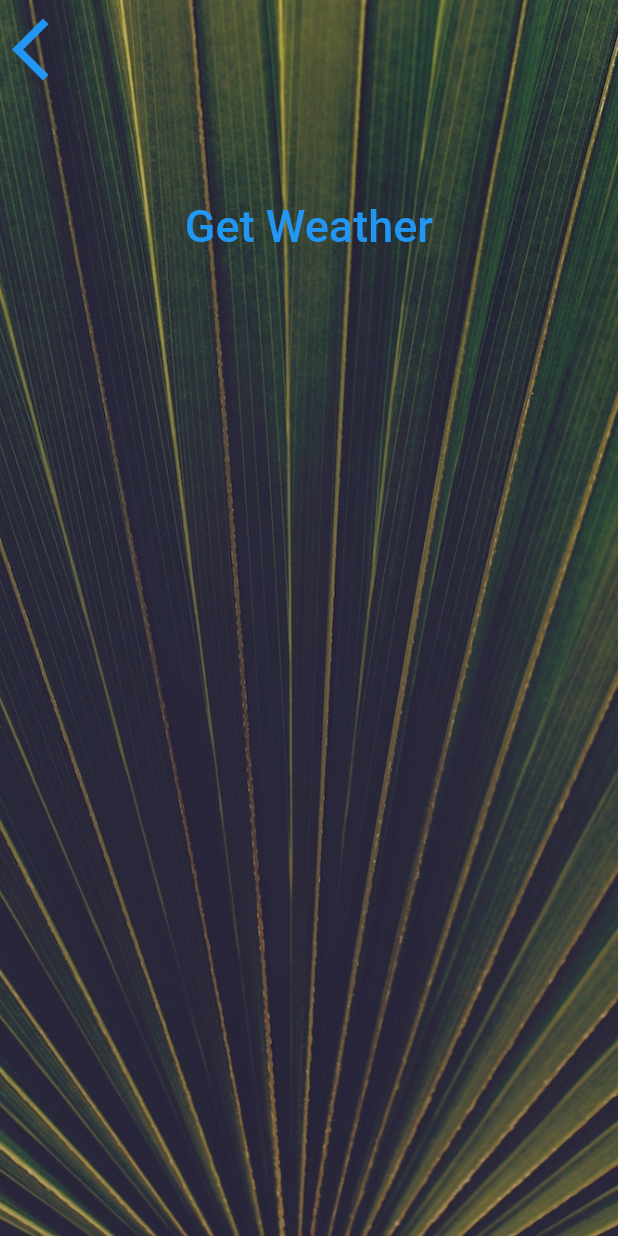
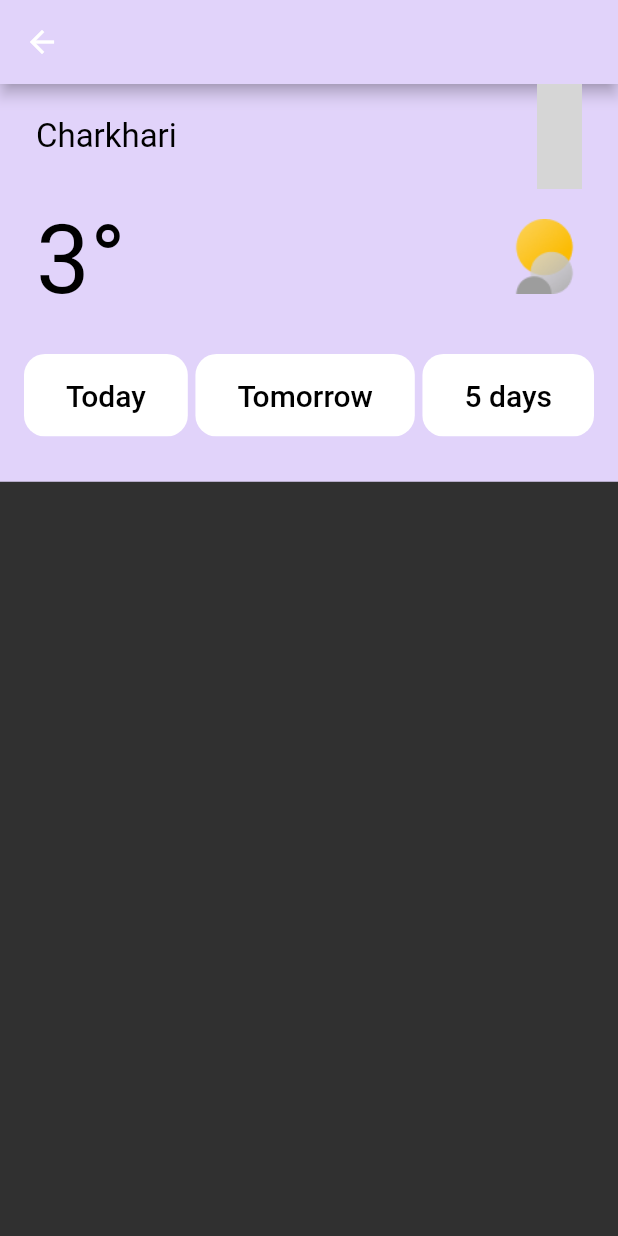
Before and after one commit to yashkhare83/ClimaWeather, a Flutter app: the LocationScreen screen opened directly, after a tap on the "location city" icon, on a phone screen of 412 x 824 dp. Run offline on Flutter 3.47's test engine with Material 2 defaults, Android fonts, the phone set to English and light mode, and no system bars; our stand-ins replace flutter_spinkit, flutter_svg, geolocator; Roboto replaces fonts that are missing (PTSans, Spartan MB); grey boxes are pictures that could not be loaded.

Commit message:
update weather forcast screen UI

```diff
--- a/clima_weather/lib/screens/location_screen.dart
+++ b/clima_weather/lib/screens/location_screen.dart
@@ -1,9 +1,11 @@
+import 'package:clima_weather/screens/weather_forcast.dart';
 import 'package:flutter/material.dart';
 import 'package:flutter/src/widgets/framework.dart';
 import 'package:flutter/src/widgets/placeholder.dart';
 import '../services/weather.dart';
 import '../utilities/constants.dart';
 import 'city_screen.dart';
+import 'package:flutter_svg/flutter_svg.dart';
 
 class LocationScreen extends StatefulWidget {
   LocationScreen({this.locationWeather});
@@ -83,7 +85,7 @@
                         context,
                         MaterialPageRoute(
                           builder: (context) {
-                            return CityScreen();
+                            return WeatherForcast();
                           },
                         ),
                       );
--- /dev/null
+++ b/clima_weather/lib/screens/weather_forcast.dart
@@ -0,0 +1,232 @@
+import 'package:flutter/material.dart';
+import 'package:flutter_svg/svg.dart';
+
+class WeatherForcast extends StatefulWidget {
+  const WeatherForcast({super.key});
+
+  @override
+  State<WeatherForcast> createState() => _WeatherForcastState();
+}
+
+class _WeatherForcastState extends State<WeatherForcast> {
+  @override
+  Widget build(BuildContext context) {
+    var width;
+    return Scaffold(
+        appBar: AppBar(
+          backgroundColor: Color(0xFFE1D3FA),
+          title: Row(
+            children: [
+              Expanded(
+                child: Container(
+                    width: double.infinity,
+                    height: 100,
+                    padding: const EdgeInsets.fromLTRB(24, 10, 24, 10),
+                    color: Color(0xFFE1D3FA)),
+              ),
+            ],
+          ),
+          // Here we take the value from the MyHomePage object that was created by
+          // the App.build method, and use it to set our appbar title.
+        ),
+        body: Column(
+          children: [
+            Container(
+              color: Color(0xFFE1D3FA),
+              child: Container(
+                child: Column(
+                  children: [
+                    Container(
+                      width: double.infinity,
+                      height: 80,
+                      color: Color(0xFFE1D3FA),
+                      padding: const EdgeInsets.fromLTRB(24, 0, 24, 10),
+                      child: Row(
+                        children: [
+                          Expanded(
+                            child: Container(
+                              width: 70,
+                              child: Text(
+                                'Charkhari',
+                                style: TextStyle(
+                                    fontFamily: 'PTSans',
+                                    fontSize: 22,
+                                    color: Color(0xFF000000)),
+                              ),
+                            ),
+                          ),
+                          Container(
+                            width: 30,
+                            child: SvgPicture.asset("images/search.svg"),
+                          ),
+                        ],
+                        mainAxisAlignment: MainAxisAlignment.spaceBetween,
+                      ),
+                    ),
+                    Container(
+                      width: double.infinity,
+                      height: 80,
+                      color: Color(0xFFE1D3FA),
+                      padding: const EdgeInsets.fromLTRB(24, 0, 24, 10),
+                      child: Row(
+                        children: [
+                          Text(
+                            '3°',
+                            style: TextStyle(
+                                fontFamily: 'Roboto',
+                                fontSize: 64,
+                                color: Color(0xFF000000)),
+                          ),
+                          Image.asset(
+                            'assets/images/cloud_sun.png',
+                            width: 50,
+                            height: 100,
+                          ),
+                        ],
+                        mainAxisAlignment: MainAxisAlignment.spaceBetween,
+                      ),
+                    ),
+                    SizedBox(
+                      width: double.infinity,
+                      height: 20,
+                      child: const DecoratedBox(
+                        decoration: const BoxDecoration(
+                          color: Color(0xFFE1D3FA),
+                        ),
+                      ),
+                    ),
+                    Container(
+                      width: double.infinity,
+                      color: Color(0xFFE1D3FA),
+                      padding: EdgeInsets.fromLTRB(16, 0, 16, 0),
+                      child: Row(
+                        // spacing: 10.0,
+                        // runSpacing: 10.0,
+                        children: [
+                          Container(
+                            child: TextButton(
+                              style: ButtonStyle(
+                                backgroundColor:
+                                    MaterialStatePropertyAll(Colors.white),
+                                shape: MaterialStateProperty.all<
+                                    RoundedRectangleBorder>(
+                                  RoundedRectangleBorder(
+                                    borderRadius: BorderRadius.circular(14.0),
+                                  ),
+                                ),
+                                overlayColor:
+                                    MaterialStateProperty.resolveWith<Color?>(
+                                        (Set<MaterialState> states) {
+                                  if (states.contains(MaterialState.focused))
+                                    return Color(0xFFE0B6FF);
+                                  if (states.contains(MaterialState.hovered))
+                                    return Color(0xFFE0B6FF);
+                                  if (states.contains(MaterialState.pressed))
+                                    return Color(0xFFE0B6FF);
+                                  return null; // Defer to the widget's default.
+                                }),
+                              ),
+                              onPressed: () {},
+                              child: Padding(
+                                padding: EdgeInsets.fromLTRB(20, 8, 20, 8),
+                                child: Text(
+                                  'Today',
+                                  style: TextStyle(
+                                    fontSize: 20,
+                                    color: Colors.black,
+                                  ),
+                                ),
+                              ),
+                            ),
+                          ),
+                          Container(
+                            child: TextButton(
+                              style: ButtonStyle(
+                                backgroundColor:
+                                    MaterialStatePropertyAll(Colors.white),
+                                shape: MaterialStateProperty.all<
+                                    RoundedRectangleBorder>(
+                                  RoundedRectangleBorder(
+                                    borderRadius: BorderRadius.circular(14.0),
+                                  ),
+                                ),
+                                overlayColor:
+                                    MaterialStateProperty.resolveWith<Color?>(
+                                        (Set<MaterialState> states) {
+                                  if (states.contains(MaterialState.focused))
+                                    return Color(0xFFE0B6FF);
+                                  if (states.contains(MaterialState.hovered))
+                                    return Color(0xFFE0B6FF);
+                                  if (states.contains(MaterialState.pressed))
+                                    return Color(0xFFE0B6FF);
+                                  return null; // Defer to the widget's default.
+                                }),
+                              ),
+                              onPressed: () {},
+                              child: Padding(
+                                padding: EdgeInsets.fromLTRB(20, 8, 20, 8),
+                                child: Text(
+                                  'Tomorrow',
+                                  style: TextStyle(
+                                      fontSize: 20, color: Colors.black),
+                                ),
+                              ),
+                            ),
+                          ),
+                          Container(
+                            child: TextButton(
+                              style: ButtonStyle(
+                                backgroundColor:
+                                    MaterialStatePropertyAll(Colors.white),
+                                shape: MaterialStateProperty.all<
+                                    RoundedRectangleBorder>(
+                                  RoundedRectangleBorder(
+                                    borderRadius: BorderRadius.circular(14.0),
+                                  ),
+                                ),
+                                overlayColor:
+                                    MaterialStateProperty.resolveWith<Color?>(
+                                        (Set<MaterialState> states) {
+                                  if (states.contains(MaterialState.focused))
+                                    return Color(0xFFE0B6FF);
+                                  if (states.contains(MaterialState.hovered))
+                                    return Color(0xFFE0B6FF);
+                                  if (states.contains(MaterialState.pressed))
+                                    return Color(0xFFE0B6FF);
+                                  return null; // Defer to the widget's default.
+                                }),
+                              ),
+                              onPressed: () {},
+                              child: Padding(
+                                padding: EdgeInsets.fromLTRB(20, 8, 20, 8),
+                                child: Text(
+                                  '5 days',
+                                  style: TextStyle(
+                                      fontSize: 20, color: Colors.black),
+                                ),
+                              ),
+                            ),
+                          ),
+                        ],
+                        mainAxisAlignment: MainAxisAlignment.spaceBetween,
+                      ),
+                    ),
+                    SizedBox(
+                      width: double.infinity,
+                      height: 30,
+                      child: const DecoratedBox(
+                        decoration: const BoxDecoration(
+                          color: Color(0xFFE1D3FA),
+                        ),
+                      ),
+                    ),
+                  ],
+                ),
+              ),
+            ),
+          ],
+        )
+        // This trailing comma makes auto-formatting nicer for build methods.
+        );
+  }
+}
```
Also changed, not shown: clima_weather/pubspec.yaml (+8 -7 lines), clima_weather/assets/fonts/PTSans-Bold.ttf (renamed from clima_weather/asset/fonts/PTSans-Bold.ttf), clima_weather/assets/fonts/PTSans-BoldItalic.ttf (renamed from clima_weather/asset/fonts/PTSans-BoldItalic.ttf), clima_weather/assets/fonts/PTSans-Italic.ttf (renamed from clima_weather/asset/fonts/PTSans-Italic.ttf), clima_weather/assets/fonts/PTSans-Regular.ttf (renamed from clima_weather/asset/fonts/PTSans-Regular.ttf), clima_weather/assets/fonts/Roboto-Light.ttf (added), clima_weather/assets/images/city_background.jpg (renamed from clima_weather/images/city_background.jpg), clima_weather/assets/images/cloud_sun.png (added), clima_weather/assets/images/cloud_sun.svg (added), clima_weather/assets/images/location_background.jpg (renamed from clima_weather/images/location_background.jpg), clima_weather/assets/images/search.png (added), clima_weather/assets/images/search.svg (added), clima_weather/pubspec.lock.
